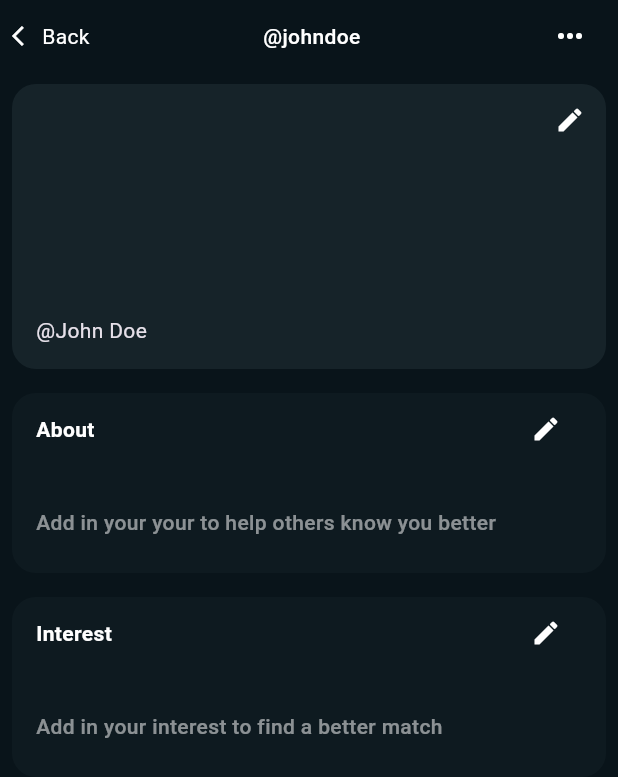
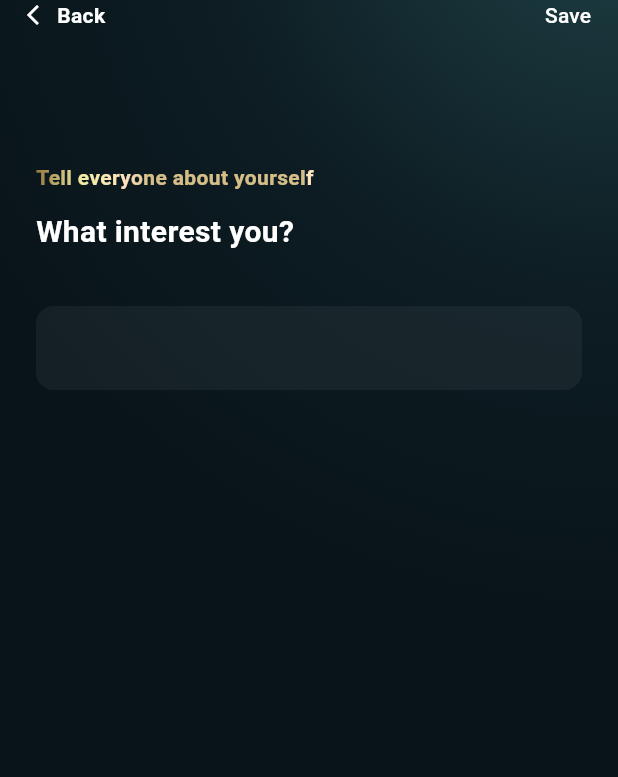
Before and after one commit to danaralifian/you_app_test, a Flutter app: the screen it shows after launch, on a phone screen of 412 x 824 dp. Shown: the top 777 px of the screen. Run offline on Flutter 3.47's test engine with Material 3 defaults, Android fonts, the phone set to English and light mode, and no system bars.

Commit message:
feat: add interest screen

```diff
--- a/lib/main.dart
+++ b/lib/main.dart
@@ -1,6 +1,6 @@
 // lib/main.dart
 import 'package:flutter/material.dart';
-import 'package:you_app/screens/profile_screen.dart';
+import 'package:you_app/screens/interest_screen.dart';
 
 void main() {
   runApp(const MyApp());
@@ -27,7 +27,7 @@ class MyApp extends StatelessWidget {
           ),
         ),
       ),
-      home: const ProfileScreen(),
+      home: const InterestScreen(),
     );
   }
 }
--- /dev/null
+++ b/lib/screens/interest_screen.dart
@@ -0,0 +1,122 @@
+import 'package:flutter/material.dart';
+import 'package:you_app/widgets/interest_input.dart';
+
+class InterestScreen extends StatefulWidget {
+  const InterestScreen({super.key});
+
+  @override
+  State<InterestScreen> createState() => _InterestScreenState();
+}
+
+class _InterestScreenState extends State<InterestScreen> {
+  @override
+  Widget build(BuildContext context) {
+    return Scaffold(
+      extendBodyBehindAppBar: true,
+      appBar: PreferredSize(
+        preferredSize: const Size.fromHeight(56),
+        child: Container(
+          color: Colors.transparent,
+          padding: const EdgeInsets.symmetric(horizontal: 18),
+          child: SafeArea(
+            bottom: false,
+            child: Row(
+              mainAxisAlignment: MainAxisAlignment.spaceBetween,
+              children: [
+                GestureDetector(
+                  onTap: () => Navigator.pop(context),
+                  child: Row(
+                    children: const [
+                      Icon(Icons.arrow_back_ios, color: Colors.white, size: 16),
+                      SizedBox(width: 4),
+                      Text(
+                        'Back',
+                        style: TextStyle(
+                          color: Colors.white,
+                          fontSize: 14,
+                          fontWeight: FontWeight.w700,
+                        ),
+                      ),
+                    ],
+                  ),
+                ),
+                TextButton(
+                  onPressed: () {},
+                  style: TextButton.styleFrom(
+                    padding: EdgeInsets.zero,
+                    minimumSize: const Size(0, 0),
+                    tapTargetSize: MaterialTapTargetSize.shrinkWrap,
+                  ),
+                  child: const Text(
+                    'Save',
+                    style: TextStyle(color: Colors.white),
+                  ),
+                ),
+              ],
+            ),
+          ),
+        ),
+      ),
+      body: Container(
+        width: double.infinity,
+        height: double.infinity,
+        padding: EdgeInsets.all(24),
+        decoration: const BoxDecoration(
+          gradient: RadialGradient(
+            center: Alignment(1.0, -1.2),
+            radius: 1.2,
+            colors: [Color(0xFF1F4247), Color(0xFF0D1D23), Color(0xFF09141A)],
+            stops: [0.0, 0.56, 1.0],
+          ),
+        ),
+        child: SafeArea(
+          top: true,
+          bottom: false,
+          child: Column(
+            crossAxisAlignment: CrossAxisAlignment.start,
+            children: [
+              SizedBox(height: 64),
+              ShaderMask(
+                blendMode: BlendMode.srcIn,
+                shaderCallback: (Rect bounds) {
+                  return LinearGradient(
+                    begin: Alignment.centerLeft,
+                    end: Alignment.centerRight,
+                    colors: [
+                      Color(0xFF94783E),
+                      Color(0xFFF3EDA6),
+                      Color(0xFFFFE2BE),
+                      Color(0xFFD5BE88),
+                      Color(0xFFD5BE88),
+                      Color(0xFFFFE2BE),
+                    ],
+                    stops: [0.0, 0.1676, 0.3209, 0.4109, 0.9660, 0.8901],
+                  ).createShader(bounds);
+                },
+                child: const Text(
+                  'Tell everyone about yourself',
+                  style: TextStyle(
+                    fontSize: 14,
+                    fontWeight: FontWeight.w700,
+                    color: Colors.white,
+                  ),
+                ),
+              ),
+              SizedBox(height: 12),
+              Text(
+                'What interest you?',
+                style: TextStyle(
+                  color: Colors.white,
+                  fontSize: 20,
+                  fontWeight: FontWeight.w700,
+                ),
+              ),
+              SizedBox(height: 35),
+              InterestInput(),
+            ],
+          ),
+        ),
+      ),
+    );
+  }
+}
--- a/lib/screens/profile_screen.dart
+++ b/lib/screens/profile_screen.dart
@@ -24,7 +24,7 @@ class _ProfileScreenState extends State<ProfileScreen> {
             child: Row(
               mainAxisAlignment: MainAxisAlignment.spaceBetween,
               children: [
-                // ← Back Text
+                // Back button
                 GestureDetector(
                   onTap: () => Navigator.pop(context),
                   child: Row(
--- /dev/null
+++ b/lib/widgets/interest_input.dart
@@ -0,0 +1,122 @@
+import 'package:flutter/material.dart';
+
+class InterestInput extends StatefulWidget {
+  const InterestInput({super.key});
+
+  @override
+  State<InterestInput> createState() => _InterestInputState();
+}
+
+class _InterestInputState extends State<InterestInput> {
+  final List<String> _interests = [];
+  final TextEditingController _controller = TextEditingController();
+  final FocusNode _focusNode = FocusNode();
+
+  void _addInterest(String value) {
+    final trimmed = value.trim();
+    if (trimmed.isNotEmpty && !_interests.contains(trimmed)) {
+      setState(() => _interests.add(trimmed));
+    }
+    _controller.clear();
+  }
+
+  void _removeInterest(String interest) {
+    setState(() => _interests.remove(interest));
+  }
+
+  @override
+  void dispose() {
+    _controller.dispose();
+    _focusNode.dispose();
+    super.dispose();
+  }
+
+  @override
+  Widget build(BuildContext context) {
+    return LayoutBuilder(
+      builder: (context, constraints) {
+        return Container(
+          width: double.infinity,
+          padding: const EdgeInsets.all(12),
+          decoration: BoxDecoration(
+            color: const Color.fromRGBO(217, 217, 217, 0.06),
+            borderRadius: BorderRadius.circular(12),
+          ),
+          child: Wrap(
+            spacing: 8,
+            runSpacing: 8,
+            alignment: WrapAlignment.start,
+            crossAxisAlignment: WrapCrossAlignment.center,
+            children: [
+              ..._interests.map(
+                (interest) => Container(
+                  padding: const EdgeInsets.symmetric(
+                    horizontal: 12,
+                    vertical: 8,
+                  ),
+                  decoration: BoxDecoration(
+                    color: const Color.fromRGBO(255, 255, 255, 0.1),
+                    borderRadius: BorderRadius.circular(8),
+                  ),
+                  child: Row(
+                    mainAxisSize: MainAxisSize.min,
+                    children: [
+                      Text(
+                        interest,
+                        style: const TextStyle(color: Colors.white),
+                      ),
+                      const SizedBox(width: 8),
+                      GestureDetector(
+                        onTap: () => _removeInterest(interest),
+                        child: const Icon(
+                          Icons.close,
+                          size: 16,
+                          color: Colors.white70,
+                        ),
+                      ),
+                    ],
+                  ),
+                ),
+              ),
+              LayoutBuilder(
+                builder: (context, wrapConstraints) {
+                  // calculate available width
+                  double usedWidth = 0;
+                  const spacing = 8;
+
+                  for (var interest in _interests) {
+                    // estimate width of each interest
+                    usedWidth += (interest.length * 8 + 48) + spacing;
+                  }
+
+                  final double availableWidth =
+                      wrapConstraints.maxWidth - usedWidth;
+
+                  final double inputWidth = availableWidth > 100
+                      ? availableWidth
+                      : wrapConstraints.maxWidth;
+
+                  return SizedBox(
+                    width: inputWidth,
+                    child: TextField(
+                      controller: _controller,
+                      focusNode: _focusNode,
+                      onSubmitted: _addInterest,
+                      style: const TextStyle(color: Colors.white),
+                      decoration: const InputDecoration(
+                        isDense: true,
+                        border: InputBorder.none,
+                        filled: true,
+                        fillColor: Colors.transparent,
+                      ),
+                    ),
+                  );
+                },
+              ),
+            ],
+          ),
+        );
+      },
+    );
+  }
+}
```
